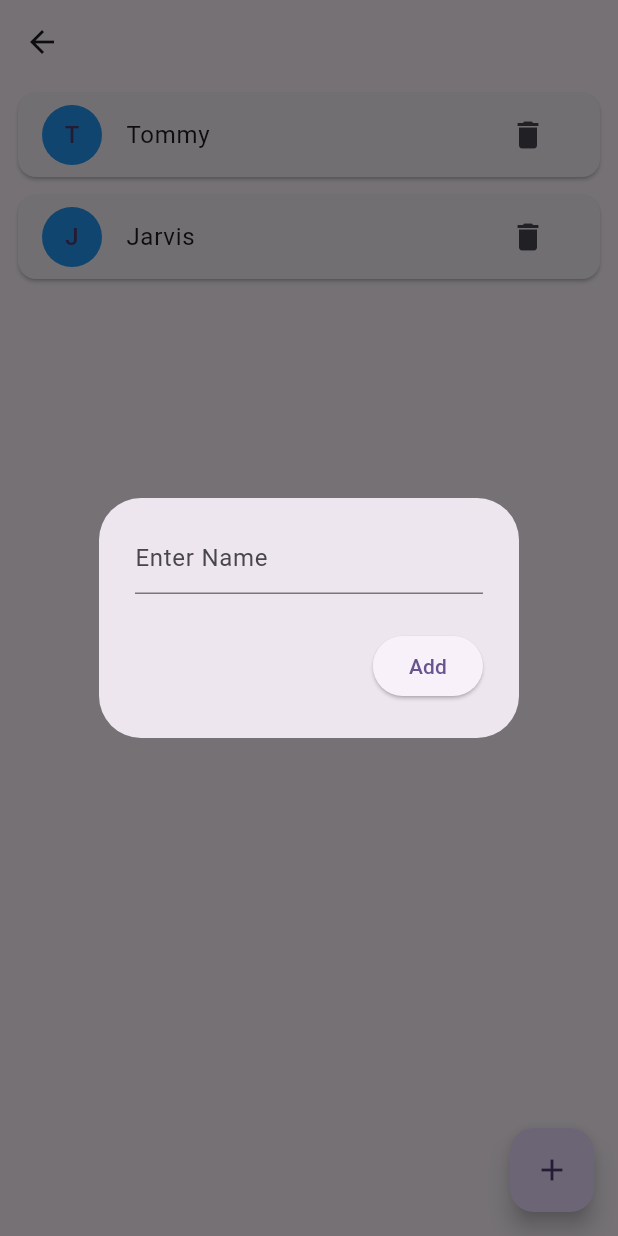
After one commit to nishiket04/Mobile-Training-Flutter-2025, a Flutter app: the AnimationTask screen opened by its route, after a tap on the "delete" icon, after a tap on the "add" icon, on a phone screen of 412 x 824 dp. The commit adds this screen. Run offline on Flutter 3.47's test engine with Material 3 defaults, Android fonts, the phone set to English and light mode, and no system bars.

Commit message:
animation task

```diff
--- /dev/null
+++ b/lib/animation/animation_task.dart
@@ -0,0 +1,135 @@
+import 'package:flutter/material.dart';
+
+class AnimationTask extends StatefulWidget {
+  const AnimationTask({super.key});
+
+  @override
+  State<StatefulWidget> createState() => _AnimationTask();
+}
+
+class _AnimationTask extends State<AnimationTask>
+    with SingleTickerProviderStateMixin {
+  final GlobalKey<AnimatedListState> _listKey = GlobalKey<AnimatedListState>();
+  final List<String> _items = ['RDJ', 'Tommy', 'Jarvis'];
+  final _itemController = TextEditingController();
+  final _formKey = GlobalKey<FormState>();
+
+  void _addItem() {
+    final newIndex = _items.length;
+    showDialog(
+      context: context,
+      builder: (context) {
+        return AlertDialog(
+          content: Form(
+            key: _formKey,
+            child: TextFormField(
+              validator: (value) {
+                if(value!=null&&value.isEmpty){
+                 return "Enter Item Name";
+                }
+              },
+              controller: _itemController,
+              decoration: InputDecoration(hintText: "Enter Name"),
+            ),
+          ),
+          actions: [
+            ElevatedButton(
+              onPressed: () {
+                if(_formKey.currentState!.validate()){
+                  _items.add(_itemController.text);
+                  _listKey.currentState?.insertItem(newIndex);
+                  Navigator.pop(context);
+                }
+              },
+              child: Text("Add"),
+            ),
+          ],
+        );
+      },
+    );
+  }
+
+  void _removeItem(int index) {
+    final removedItem = _items[index];
+    _items.removeAt(index);
+    _listKey.currentState?.removeItem(
+      index,
+      (context, animation) => _buildItem(removedItem, index, animation),
+    );
+  }
+
+  Widget _buildItem(String item, int index, Animation<double> animation) {
+    return SizeTransition(
+      sizeFactor: animation,
+      child: GestureDetector(
+        onTap: () {
+          Navigator.push(
+            context,
+            MaterialPageRoute(builder: (_) => DetailScreen(item: item)),
+          );
+        },
+        child: Card(
+          margin: EdgeInsets.symmetric(vertical: 6, horizontal: 12),
+          child: ListTile(
+            leading: Hero(
+              tag: 'hero-$item',
+              child: CircleAvatar(
+                backgroundColor: Colors.blue,
+                child: Text(item[0]),
+              ),
+            ),
+            title: Text(item),
+            trailing: IconButton(
+              icon: Icon(Icons.delete),
+              onPressed: () => _removeItem(index),
+            ),
+          ),
+        ),
+      ),
+    );
+  }
+
+  @override
+  Widget build(BuildContext context) {
+    return Scaffold(
+      appBar: AppBar(),
+      body: AnimatedList(
+        key: _listKey,
+        initialItemCount: _items.length,
+        itemBuilder: (context, index, animation) {
+          return _buildItem(_items[index], index, animation);
+        },
+      ),
+      floatingActionButton: FloatingActionButton(
+        onPressed: _addItem,
+        child: Icon(Icons.add),
+      ),
+    );
+  }
+}
+
+class DetailScreen extends StatelessWidget {
+  final String item;
+
+  const DetailScreen({required this.item});
+
+  @override
+  Widget build(BuildContext context) {
+    return Scaffold(
+      appBar: AppBar(),
+      body: Center(
+        child: Hero(
+          tag: 'hero-$item',
+          child: CircleAvatar(
+            radius: 80,
+            backgroundColor: Colors.blue,
+            child: Text(
+              item[0],
+              style: TextStyle(fontSize: 60, color: Colors.white),
+            ),
+          ),
+        ),
+      ),
+    );
+  }
+}
```
Also changed, not shown: lib/main.dart (+11 -0 lines).
